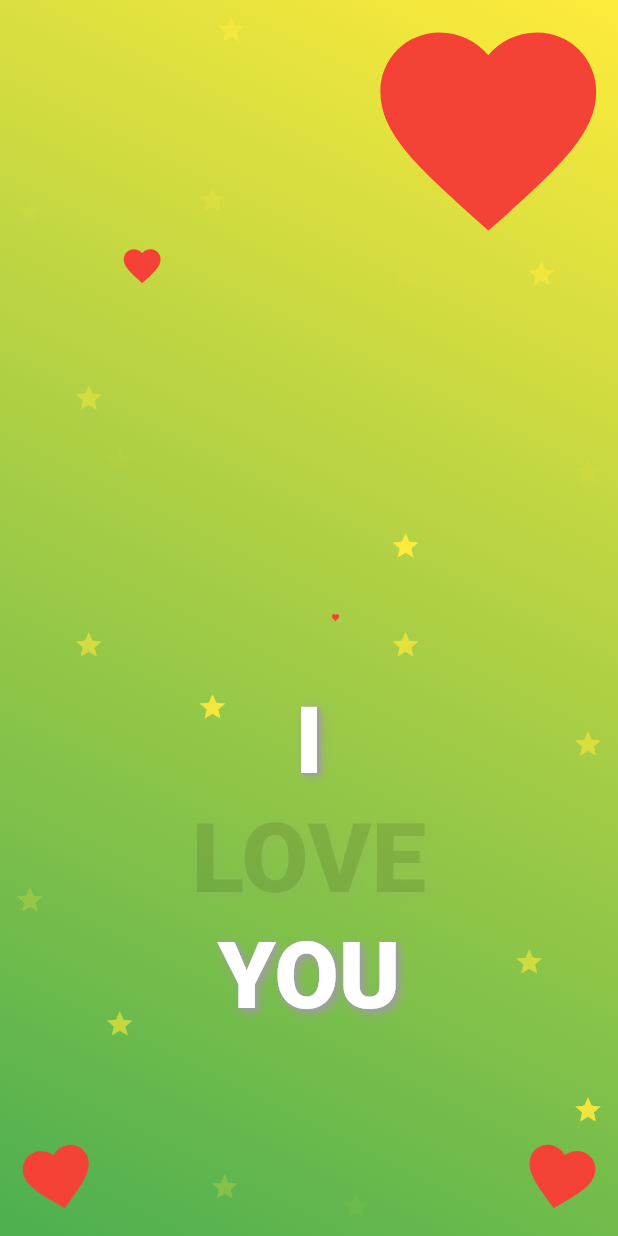
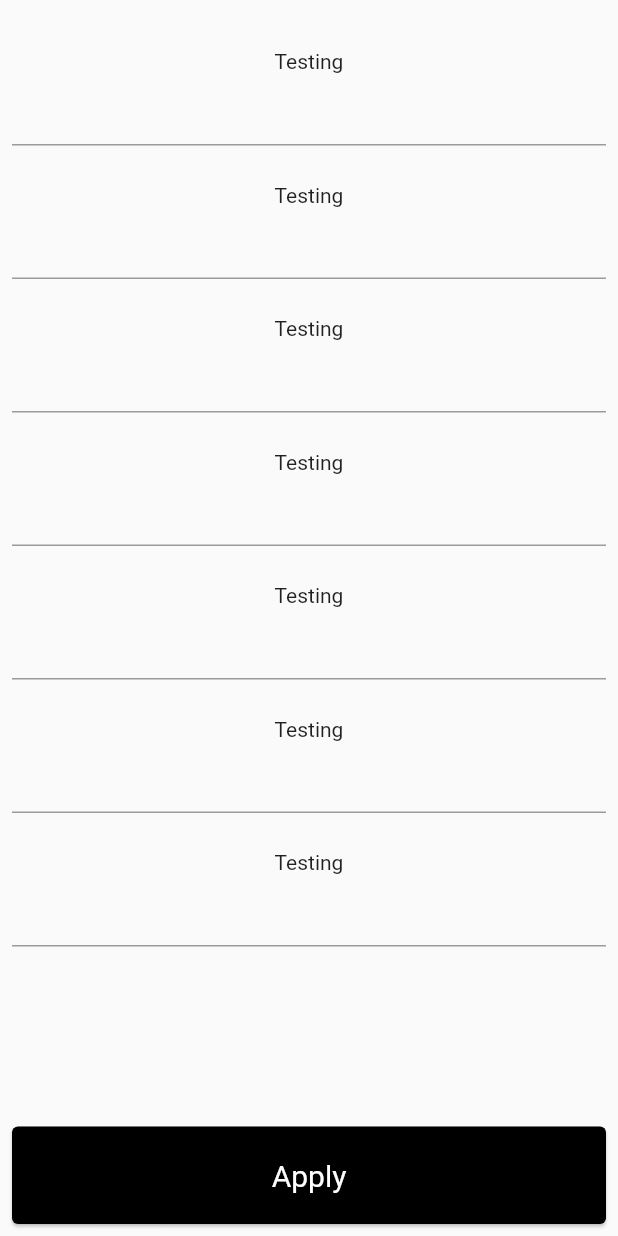
Before and after one commit to f0cuSsss/f_anims_demo, a Flutter app: the screen it shows after launch, on a phone screen of 412 x 824 dp. Run offline on Flutter 3.47's test engine with Material 2 defaults, Android fonts, the phone set to English and light mode, and no system bars.

Commit message:
animted form fields and button

```diff
--- a/lib/animations/f_slide_transition.dart
+++ b/lib/animations/f_slide_transition.dart
@@ -4,9 +4,11 @@ class fSlideTransition extends StatefulWidget {
   const fSlideTransition({
     Key? key,
     required this.child,
+    this.duration = const Duration(seconds: 1),
   }) : super(key: key);
 
   final Widget child;
+  final Duration duration;
 
   @override
   _fSlideTransitionState createState() => _fSlideTransitionState();
@@ -21,7 +23,7 @@ class _fSlideTransitionState extends State<fSlideTransition>
   void initState() {
     _controller = AnimationController(
       vsync: this,
-      duration: const Duration(seconds: 1),
+      duration: widget.duration,
     );
     _animation = Tween<Offset>(
       begin: const Offset(0, 1),
--- /dev/null
+++ b/lib/animations_screens/anim_form_screen.dart
@@ -0,0 +1,140 @@
+import 'package:flutter/material.dart';
+import 'package:flutter_animations_demo/animations/f_slide_transition.dart';
+
+class AnimFormScreen extends StatefulWidget {
+  const AnimFormScreen({Key? key}) : super(key: key);
+
+  @override
+  State<AnimFormScreen> createState() => _AnimFormScreenState();
+}
+
+class _AnimFormScreenState extends State<AnimFormScreen> {
+  late List<Widget> formInputFields;
+
+  @override
+  void initState() {
+    formInputFields = [
+      inputFieldItem(title: 'Testing'),
+      inputFieldItem(title: 'Testing'),
+      inputFieldItem(title: 'Testing'),
+      inputFieldItem(title: 'Testing'),
+      inputFieldItem(title: 'Testing'),
+      inputFieldItem(title: 'Testing'),
+      inputFieldItem(title: 'Testing'),
+    ];
+    super.initState();
+  }
+
+  @override
+  Widget build(BuildContext context) {
+    return Scaffold(
+      body: SafeArea(
+        child: Padding(
+          padding: const EdgeInsets.all(8.0),
+          child: Stack(
+            children: [
+              Column(
+                children: [
+                  const SizedBox(height: 25),
+                  ...formInputFields.asMap().entries.map((item) {
+                    int idx = item.key;
+                    int msec = idx > 2 ? 1500 : 500 * (idx + 1);
+                    return fSlideTransition(
+                      duration: Duration(milliseconds: msec),
+                      child: item.value,
+                    );
+                  }),
+                ],
+              ),
+              Align(
+                alignment: Alignment.bottomCenter,
+                child: fButtonBottomSlideAnimation(
+                  child: SizedBox(
+                    width: double.infinity,
+                    height: 65,
+                    child: ElevatedButton(
+                      onPressed: () {},
+                      style: ButtonStyle(
+                        backgroundColor:
+                            MaterialStateProperty.all(Colors.black),
+                        elevation: MaterialStateProperty.all(1),
+                      ),
+                      child: const Text(
+                        'Apply',
+                        style: TextStyle(
+                          color: Colors.white,
+                          fontSize: 20,
+                          fontWeight: FontWeight.w400,
+                        ),
+                      ),
+                    ),
+                  ),
+                ),
+              ),
+            ],
+          ),
+        ),
+      ),
+    );
+  }
+
+  Column inputFieldItem({required String title}) {
+    return Column(
+      children: [
+        Text(title),
+        const TextField(),
+        const SizedBox(height: 25),
+      ],
+    );
+  }
+}
+
+class fButtonBottomSlideAnimation extends StatefulWidget {
+  const fButtonBottomSlideAnimation({
+    Key? key,
+    required this.child,
+  }) : super(key: key);
+
+  final Widget child;
+
+  @override
+  _fButtonBottomSlideAnimationState createState() =>
+      _fButtonBottomSlideAnimationState();
+}
+
+class _fButtonBottomSlideAnimationState
+    extends State<fButtonBottomSlideAnimation>
+    with SingleTickerProviderStateMixin {
+  late AnimationController _controller;
+  late Animation<Offset> _animation;
+
+  @override
+  void initState() {
+    _controller = AnimationController(
+      vsync: this,
+      duration: const Duration(milliseconds: 500),
+    );
+    _animation = Tween<Offset>(
+      begin: const Offset(0, 1.2),
+      end: const Offset(0, 0),
+    ).animate(
+      CurvedAnimation(parent: _controller, curve: Curves.easeInOutCubic),
+    );
+    _controller.forward();
+    super.initState();
+  }
+
+  @override
+  void dispose() {
+    _controller.dispose();
+    super.dispose();
+  }
+
+  @override
+  Widget build(BuildContext context) {
+    return SlideTransition(
+      position: _animation,
+      child: widget.child,
+    );
+  }
+}
--- a/lib/animations_screens/hearts_anim_screen.dart
+++ b/lib/animations_screens/hearts_anim_screen.dart
@@ -228,18 +228,18 @@ class _HeartsAnimScreenState extends State<HeartsAnimScreen>
     _fadeStarController19.repeat(reverse: true);
     // --------------------------------------------------
     _scaleTextLineController =
-        AnimationController(vsync: this, duration: const Duration(seconds: 4));
+        AnimationController(vsync: this, duration: const Duration(seconds: 5));
     _scaleTextLineAnimation = Tween<double>(begin: 0.9, end: 1.1).animate(
         CurvedAnimation(parent: _scaleTextLineController, curve: Curves.ease));
     //? ===============
     _fadeTextLineController4 =
-        AnimationController(vsync: this, duration: const Duration(seconds: 2));
+        AnimationController(vsync: this, duration: const Duration(seconds: 5));
     _fadeTextLineAnimation4 = Tween<double>(begin: 0.5, end: 1).animate(
         CurvedAnimation(parent: _fadeTextLineController4, curve: Curves.ease));
 
     //? ===============
     _fadeTextLineController3 =
-        AnimationController(vsync: this, duration: const Duration(seconds: 3));
+        AnimationController(vsync: this, duration: const Duration(seconds: 5));
     _fadeTextLineAnimation3 = Tween<double>(begin: 0, end: 1).animate(
         CurvedAnimation(
             parent: _fadeTextLineController3, curve: Curves.bounceIn));
@@ -251,26 +251,32 @@ class _HeartsAnimScreenState extends State<HeartsAnimScreen>
     });
     //? ===============
     _fadeTextLineController2 =
-        AnimationController(vsync: this, duration: const Duration(seconds: 3));
+        AnimationController(vsync: this, duration: const Duration(seconds: 5));
     _fadeTextLineAnimation2 = Tween<double>(begin: 0, end: 1).animate(
         CurvedAnimation(
             parent: _fadeTextLineController2, curve: Curves.easeIn));
     _fadeTextLineAnimation2.addStatusListener((status) {
       if (status == AnimationStatus.completed) {
-        _fadeTextLineController3.forward();
+        Timer(const Duration(seconds: 2), () {
+          _fadeTextLineController3.forward();
+        });
       }
     });
     //? ===============
     _fadeTextLineController1 =
-        AnimationController(vsync: this, duration: const Duration(seconds: 3));
+        AnimationController(vsync: this, duration: const Duration(seconds: 5));
     _fadeTextLineAnimation1 = Tween<double>(begin: 0, end: 1).animate(
         CurvedAnimation(
             parent: _fadeTextLineController1, curve: Curves.easeIn));
-    _fadeTextLineController1.forward();
     _fadeTextLineAnimation1.addStatusListener((status) {
       if (status == AnimationStatus.completed) {
-        _fadeTextLineController2.forward();
+        Timer(const Duration(seconds: 1), () {
+          _fadeTextLineController2.forward();
+        });
       }
+    });
+    Timer(const Duration(seconds: 2), () {
+      _fadeTextLineController1.forward();
     });
     //? ===============
     // --------------------------------------------------
@@ -575,7 +581,7 @@ class _AnimatedBackgroundColorState extends State<AnimatedBackgroundColor> {
   @override
   void initState() {
     super.initState();
-    Timer(const Duration(seconds: 1), () {
+    Timer(const Duration(seconds: 6), () {
       setState(() => bottomColor = Colors.blue);
     });
   }
@@ -583,7 +589,7 @@ class _AnimatedBackgroundColorState extends State<AnimatedBackgroundColor> {
   @override
   Widget build(BuildContext context) {
     return AnimatedContainer(
-      duration: const Duration(seconds: 2),
+      duration: const Duration(seconds: 4),
       onEnd: () {
         setState(() {
           index = index + 1;
--- a/lib/main.dart
+++ b/lib/main.dart
@@ -1,6 +1,7 @@
 import 'package:flutter/material.dart';
 import 'package:flutter/services.dart';
 import 'package:flutter_animations_demo/animations/f_slide_transition.dart';
+import 'package:flutter_animations_demo/animations_screens/anim_form_screen.dart';
 import 'package:flutter_animations_demo/animations_screens/hearts_anim_screen.dart';
 import 'package:flutter_animations_demo/animations_screens/rotate_anim_screen.dart';
 
@@ -22,14 +23,15 @@ class MyApp extends StatelessWidget {
   @override
   Widget build(BuildContext context) {
     return MaterialApp(
-      title: 'Animations demo',
+      title: 'fILU',
       debugShowCheckedModeBanner: false,
       theme: ThemeData(
         primarySwatch: Colors.blue,
         backgroundColor: Colors.red, // status bar color
         brightness: Brightness.light, // status bar brightness
       ),
-      home: const HeartsAnimScreen(),
+      home: const AnimFormScreen(),
+      // home: const HeartsAnimScreen(),
       // home: Scaffold(
       //   appBar: AppBar(
       //     title: const Text('Animations demo'),
```
